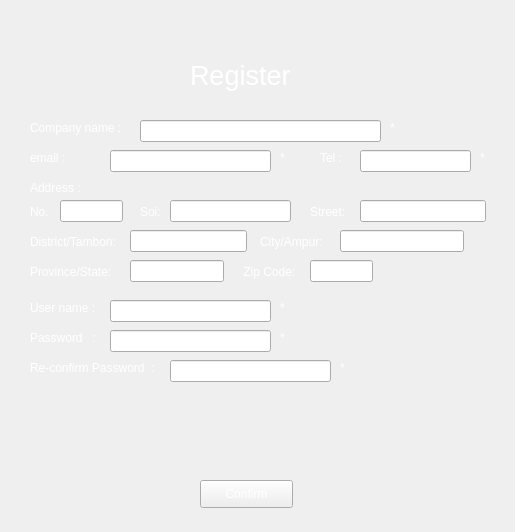
This is ui_form/Company_Registeration.ui in Sirawap/PathFinder-Project as Qt 5 draws it before an edit. The edited form follows.
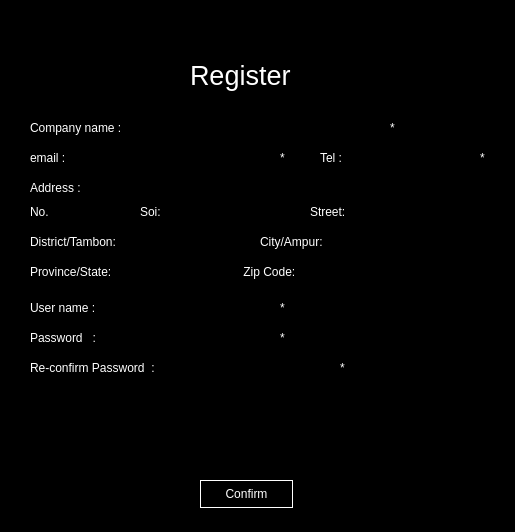
This is the edited form. Icons and pictures are not drawn.

The edit to the form file:
```diff
--- a/ui_form/Company_Registeration.ui
+++ b/ui_form/Company_Registeration.ui
@@ -15,7 +15,7 @@
   </property>
   <property name="styleSheet">
    <string notr="true">QWidget{
-	background-image: url(:/bg/grey.png);
+	background-color: black;
 	color: white
 }
 
@@ -23,6 +23,10 @@
 	background-color: rgb(65, 65, 65);
 }
 
+QPushButton{
+	border: 1px solid white;
+}
+
 QLabel#error_label{	
 	color: red;
 }</string>
```
Left out of the diff: 4 changed lines with no effect on the pictures.
